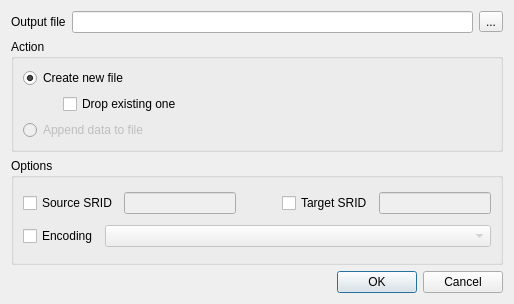
The window that python/plugins/db_manager/ui/DlgExportVector.ui (qgis/QGIS) describes before a commit, drawn with Qt 5.
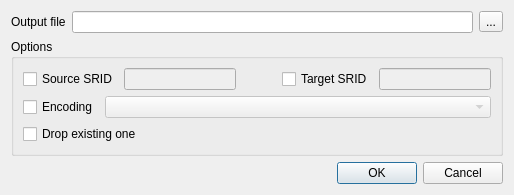
The same window after the commit.

Commit message: Remove unsupported append import/export option from db_manager (refs #10569)

Diff of the .ui file:
```diff
--- a/python/plugins/db_manager/ui/DlgExportVector.ui
+++ b/python/plugins/db_manager/ui/DlgExportVector.ui
@@ -7,7 +7,7 @@
     <x>0</x>
     <y>0</y>
     <width>514</width>
-    <height>304</height>
+    <height>185</height>
    </rect>
   </property>
   <property name="windowTitle">
@@ -42,62 +42,6 @@
     </widget>
    </item>
    <item row="1" column="0" colspan="3">
-    <widget class="QGroupBox" name="groupBox">
-     <property name="title">
-      <string>Action</string>
-     </property>
-     <layout class="QVBoxLayout">
-      <item>
-       <widget class="QRadioButton" name="radCreate">
-        <property name="text">
-         <string>Create new file</string>
-        </property>
-        <property name="checked">
-         <bool>true</bool>
-        </property>
-       </widget>
-      </item>
-      <item>
-       <layout class="QHBoxLayout">
-        <item>
-         <spacer>
-          <property name="orientation">
-           <enum>Qt::Horizontal</enum>
-          </property>
-          <property name="sizeType">
-           <enum>QSizePolicy::Fixed</enum>
-          </property>
-          <property name="sizeHint" stdset="0">
-           <size>
-            <width>40</width>
-            <height>20</height>
-           </size>
-          </property>
-         </spacer>
-        </item>
-        <item>
-         <widget class="QCheckBox" name="chkDropTable">
-          <property name="text">
-           <string>Drop existing one</string>
-          </property>
-         </widget>
-        </item>
-       </layout>
-      </item>
-      <item>
-       <widget class="QRadioButton" name="radAppend">
-        <property name="enabled">
-         <bool>false</bool>
-        </property>
-        <property name="text">
-         <string>Append data to file</string>
-        </property>
-       </widget>
-      </item>
-     </layout>
-    </widget>
-   </item>
-   <item row="2" column="0" colspan="3">
     <widget class="QGroupBox" name="groupBox_2">
      <property name="title">
       <string>Options</string>
@@ -183,10 +127,17 @@
         </property>
        </widget>
       </item>
+      <item row="2" column="0" colspan="2">
+       <widget class="QCheckBox" name="chkDropTable">
+        <property name="text">
+         <string>Drop existing one</string>
+        </property>
+       </widget>
+      </item>
      </layout>
     </widget>
    </item>
-   <item row="3" column="0" colspan="3">
+   <item row="2" column="0" colspan="3">
     <widget class="QDialogButtonBox" name="buttonBox">
      <property name="orientation">
       <enum>Qt::Horizontal</enum>
```
Left out of the diff: 19 changed lines with no effect on the pictures. The commit also changes 3 other files.
